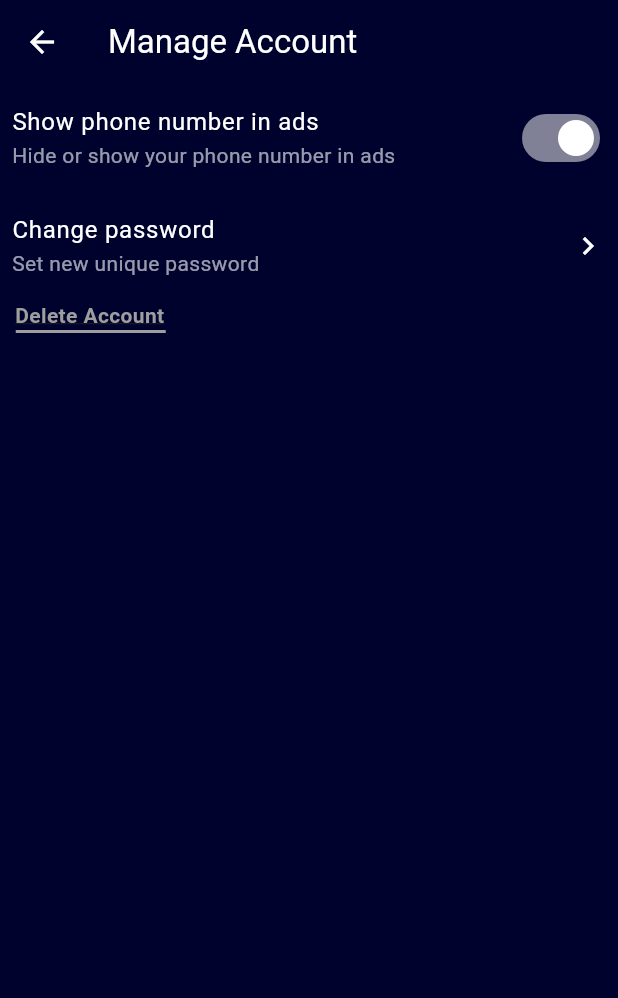
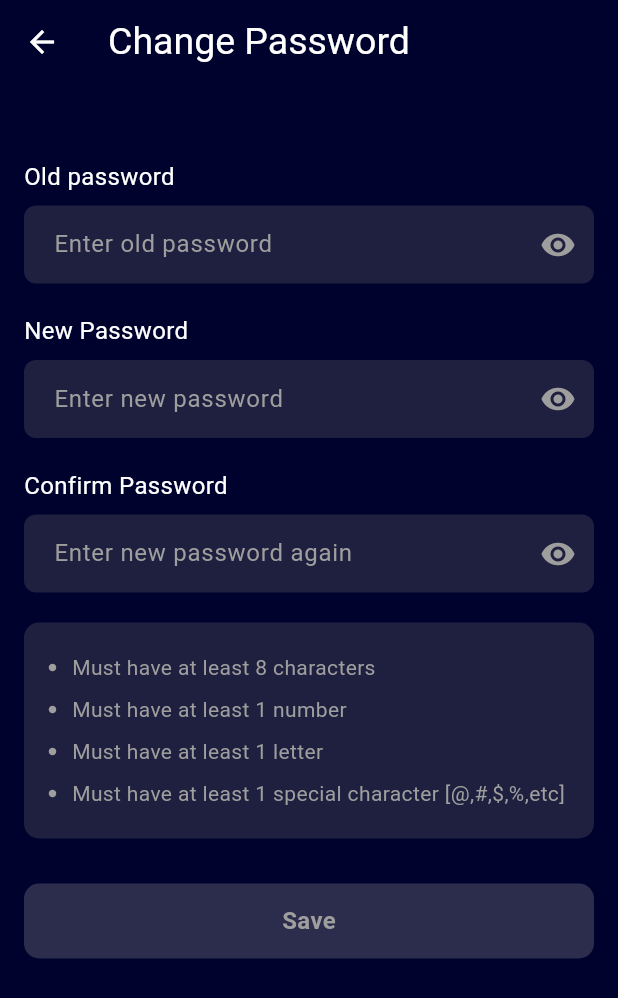
Before and after one commit to I-S-G-7/olx_app, a Flutter app: the ManageAccountPage screen opened directly, after a tap on "Change password", on a phone screen of 412 x 824 dp. Shown: the top 998 px of the screen. Run offline on Flutter 3.47's test engine with Material 3 defaults, Android fonts, the phone set to English and light mode, and no system bars; our stand-ins replace persistent_bottom_nav_bar_v2; network calls fail.

Commit message:
Added Change Password Page

```diff
--- /dev/null
+++ b/lib/change_password.dart
@@ -0,0 +1,152 @@
+import 'package:flutter/material.dart';
+
+class ChangePassword extends StatelessWidget {
+  const ChangePassword({super.key});
+
+  @override
+  Widget build(BuildContext context) {
+    return Scaffold(
+      backgroundColor: const Color(0xFF00022E),
+      appBar: AppBar(
+        backgroundColor: const Color(0xFF00022E),
+        iconTheme: const IconThemeData(color: Colors.white),
+        title: const Text(
+          "Change Password",
+          style: TextStyle(color: Colors.white, fontSize: 25),
+        ),
+      ),
+      body: SafeArea(
+        child: SingleChildScrollView(
+          padding: const EdgeInsets.symmetric(horizontal: 16.0, vertical: 20),
+          child: Column(
+            crossAxisAlignment: CrossAxisAlignment.start,
+            children: [
+              const SizedBox(height: 30),
+
+              const Text(
+                'Old password',
+                style: TextStyle(color: Colors.white, fontSize: 16),
+              ),
+              const SizedBox(height: 8),
+              const PasswordField(hint: 'Enter old password'),
+
+              const SizedBox(height: 20),
+
+              const Text(
+                'New Password',
+                style: TextStyle(color: Colors.white, fontSize: 16),
+              ),
+              const SizedBox(height: 8),
+              const PasswordField(hint: 'Enter new password'),
+
+              const SizedBox(height: 20),
+
+              const Text(
+                'Confirm Password',
+                style: TextStyle(color: Colors.white, fontSize: 16),
+              ),
+              const SizedBox(height: 8),
+              const PasswordField(hint: 'Enter new password again'),
+
+              const SizedBox(height: 20),
+
+              Container(
+                padding: const EdgeInsets.all(16),
+                decoration: BoxDecoration(
+                  color: const Color(0xFF1F1F3F),
+                  borderRadius: BorderRadius.circular(10),
+                ),
+                child: const Column(
+                  crossAxisAlignment: CrossAxisAlignment.start,
+                  children: [
+                    RequirementText(text: 'Must have at least 8 characters'),
+                    RequirementText(text: 'Must have at least 1 number'),
+                    RequirementText(text: 'Must have at least 1 letter'),
+                    RequirementText(
+                      text:
+                          'Must have at least 1 special character [@,#,\$,%,etc]',
+                    ),
+                  ],
+                ),
+              ),
+
+              const SizedBox(height: 30),
+
+              Container(
+                width: double.infinity,
+                height: 50,
+                decoration: BoxDecoration(
+                  color: const Color(0xFF2C2C4C),
+                  borderRadius: BorderRadius.circular(10),
+                ),
+                alignment: Alignment.center,
+                child: const Text(
+                  'Save',
+                  style: TextStyle(
+                    color: Colors.grey,
+                    fontSize: 16,
+                    fontWeight: FontWeight.bold,
+                  ),
+                ),
+              ),
+            ],
+          ),
+        ),
+      ),
+    );
+  }
+}
+
+class PasswordField extends StatelessWidget {
+  final String hint;
+
+  const PasswordField({super.key, required this.hint});
+
+  @override
+  Widget build(BuildContext context) {
+    return TextField(
+      obscureText: true,
+      style: const TextStyle(color: Colors.white),
+      decoration: InputDecoration(
+        hintText: hint,
+        hintStyle: const TextStyle(color: Colors.grey),
+        filled: true,
+        fillColor: const Color(0xFF1F1F3F),
+        suffixIcon: const Icon(Icons.remove_red_eye, color: Colors.grey),
+        border: OutlineInputBorder(
+          borderRadius: BorderRadius.circular(8),
+          borderSide: BorderSide.none,
+        ),
+        contentPadding: const EdgeInsets.symmetric(
+          horizontal: 16,
+          vertical: 14,
+        ),
+      ),
+    );
+  }
+}
+
+class RequirementText extends StatelessWidget {
+  final String text;
+
+  const RequirementText({super.key, required this.text});
+
+  @override
+  Widget build(BuildContext context) {
+    return Padding(
+      padding: const EdgeInsets.symmetric(vertical: 4.0),
+      child: Row(
+        children: [
+          const Icon(Icons.circle, size: 6, color: Colors.grey),
+          const SizedBox(width: 10),
+          Expanded(
+            child: Text(
+              text,
+              style: const TextStyle(color: Colors.grey, fontSize: 14),
+            ),
+          ),
+        ],
+      ),
+    );
+  }
+}
--- a/lib/main.dart
+++ b/lib/main.dart
@@ -1,6 +1,6 @@
 import 'package:flutter/material.dart';
+import 'package:olx_app/change_password.dart';
 import 'package:olx_app/navbar.dart';
-import 'package:olx_app/verify_number_screen.dart';
 
 void main() {
   runApp(const MyApp());
--- a/lib/manage_account_page.dart
+++ b/lib/manage_account_page.dart
@@ -1,4 +1,5 @@
 import 'package:flutter/material.dart';
+import 'package:olx_app/change_password.dart';
 
 class ManageAccountPage extends StatelessWidget {
   const ManageAccountPage({super.key});
@@ -20,7 +21,11 @@ class ManageAccountPage extends StatelessWidget {
         crossAxisAlignment: CrossAxisAlignment.start,
         children: [
           _buildSettingsTile( "Show phone number in ads", "Hide or show your phone number in ads", true, null),
-          _buildSettingsTile("Change password", "Set new unique password", false, null),
+          _buildSettingsTile("Change password", "Set new unique password", false, (){
+            Navigator.of(context, rootNavigator: false).push(
+               MaterialPageRoute(builder: (context) => ChangePassword()),
+            );
+          }),
           Padding(
             padding: const EdgeInsets.only(left: 10),
             child: Text("Delete Account", style: TextStyle(color: Colors.grey, decoration: TextDecoration.underline, fontWeight: FontWeight.bold),),
```
